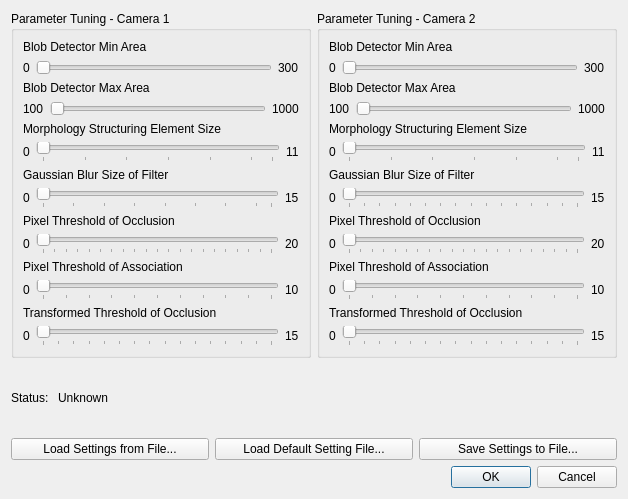
Before: the Qt Designer form integrasi/backgroundmodeltuningdialog.ui in hammashamzah/tugasakhir, drawn with Qt 5.
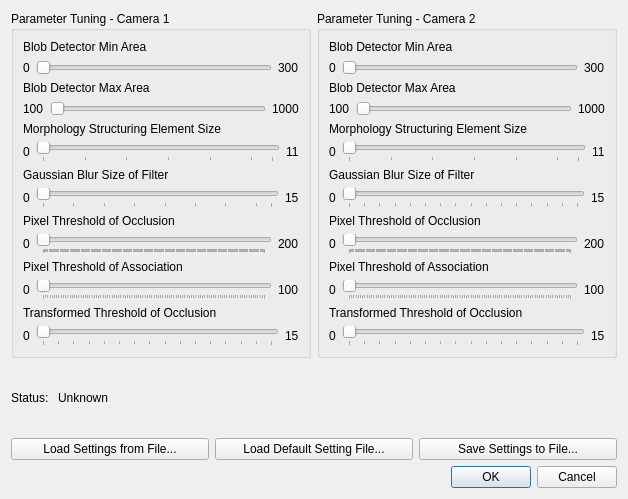
After: the same form once the commit is applied.

```diff
--- a/integrasi/backgroundmodeltuningdialog.ui
+++ b/integrasi/backgroundmodeltuningdialog.ui
@@ -331,7 +331,7 @@
              <number>0</number>
             </property>
             <property name="maximum">
-             <number>20</number>
+             <number>200</number>
             </property>
             <property name="sliderPosition">
              <number>0</number>
@@ -350,7 +350,7 @@
           <item>
            <widget class="QLabel" name="label_25">
             <property name="text">
-             <string>20</string>
+             <string>200</string>
             </property>
            </widget>
           </item>
@@ -396,7 +396,7 @@
              <number>0</number>
             </property>
             <property name="maximum">
-             <number>10</number>
+             <number>100</number>
             </property>
             <property name="sliderPosition">
              <number>0</number>
@@ -415,7 +415,7 @@
           <item>
            <widget class="QLabel" name="label_36">
             <property name="text">
-             <string>10</string>
+             <string>100</string>
             </property>
            </widget>
           </item>
@@ -801,7 +801,7 @@
              <number>0</number>
             </property>
             <property name="maximum">
-             <number>20</number>
+             <number>200</number>
             </property>
             <property name="sliderPosition">
              <number>0</number>
@@ -820,7 +820,7 @@
           <item>
            <widget class="QLabel" name="label_31">
             <property name="text">
-             <string>20</string>
+             <string>200</string>
             </property>
            </widget>
           </item>
@@ -866,7 +866,7 @@
              <number>0</number>
             </property>
             <property name="maximum">
-             <number>10</number>
+             <number>100</number>
             </property>
             <property name="sliderPosition">
              <number>0</number>
@@ -885,7 +885,7 @@
           <item>
            <widget class="QLabel" name="label_40">
             <property name="text">
-             <string>10</string>
+             <string>100</string>
             </property>
            </widget>
           </item>
```
